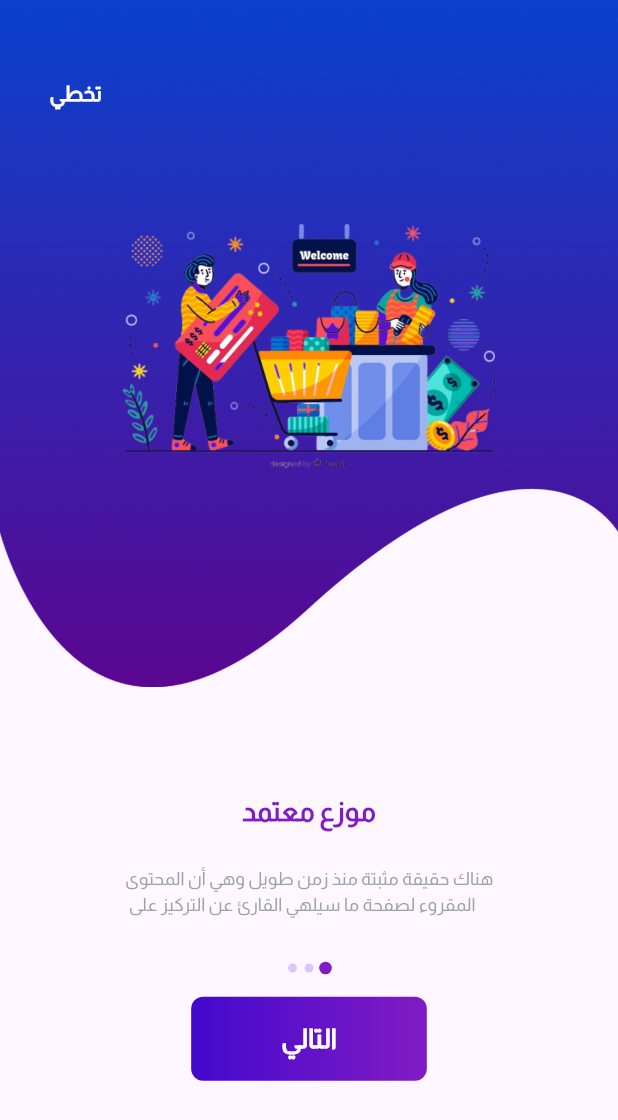
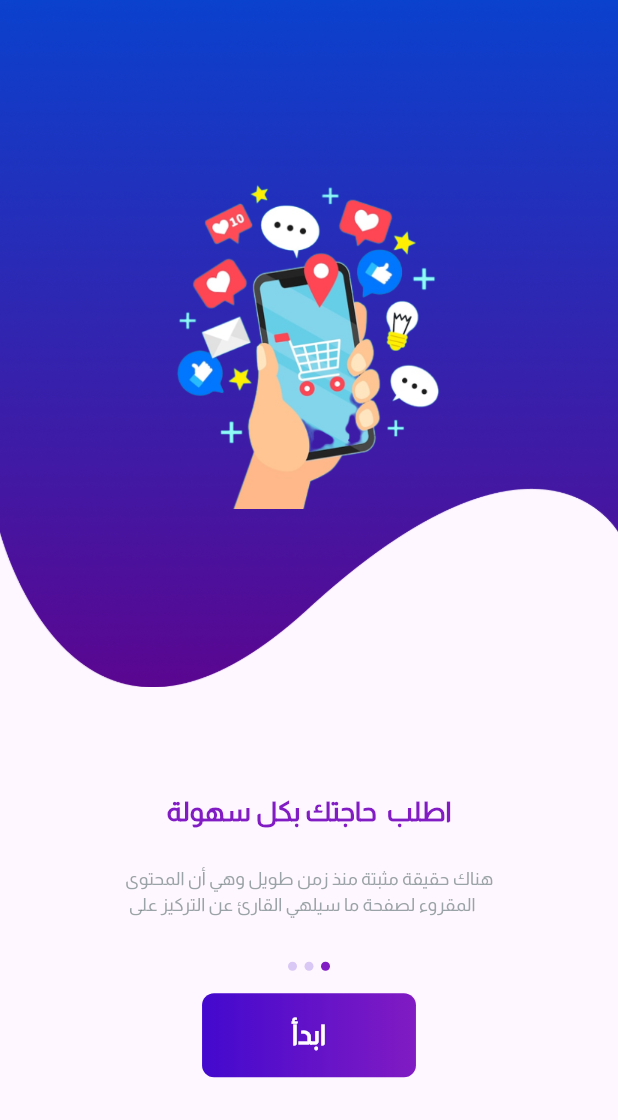
Before and after one commit to Elhaw2003/mr-candy-app, a Flutter app: the screen it shows after launch, swiped to page 3, on a phone screen of 412 x 824 dp. Shown: the top 1120 px of the screen. Run offline on Flutter 3.47's test engine with Material 3 defaults, Android fonts, the phone set to English and light mode, and no system bars; drawn by our look-alikes of smooth_page_indicator; our stand-ins replace animate_do.

Commit message:
onboarding screen design and logic finished

```diff
--- a/lib/core/utilies/app_images.dart
+++ b/lib/core/utilies/app_images.dart
@@ -1,6 +1,6 @@
 class AppImages{
   static const String logoSplash = "assets/images/logo_splash.png";
-  static const String containerOnboarding = "assets/images/container_onboarding.png";
+  static const String shapeOnboarding = "assets/images/shape_onboarding.png";
   static const String onboarding1 = "assets/images/onboarding1.png";
   static const String onboarding2 = "assets/images/onboarding2.png";
   static const String onboarding3 = "assets/images/onboarding3.png";
--- a/lib/core/utilies/app_texts.dart
+++ b/lib/core/utilies/app_texts.dart
@@ -6,6 +6,6 @@ class AppTexts{
   static const String titleInOnboarding2 = "طلباتك كلها عندنا";
   static const String titleInOnboarding3 = "اطلب  حاجتك بكل سهولة";
   static const String descInOnboarding1 = """هناك حقيقة مثبتة منذ زمن طويل وهي أن المحتوى\n المقروء لصفحة ما سيلهي القارئ عن التركيز على """;
-  static const String descInOnboarding2 = """هناك حقيقة مثبتة منذ زمن طويل وهي أن المحتوى المقروء لصفحة ما سيلهي القارئ عن التركيز على """;
-  static const String descInOnboarding3 = """هناك حقيقة مثبتة منذ زمن طويل وهي أن المحتوى المقروء لصفحة ما سيلهي القارئ عن التركيز على """;
+  static const String descInOnboarding2 = """هناك حقيقة مثبتة منذ زمن طويل وهي أن المحتوى\n المقروء لصفحة ما سيلهي القارئ عن التركيز على """;
+  static const String descInOnboarding3 = """هناك حقيقة مثبتة منذ زمن طويل وهي أن المحتوى\n المقروء لصفحة ما سيلهي القارئ عن التركيز على """;
 }
--- a/lib/core/widgets/custom_button.dart
+++ b/lib/core/widgets/custom_button.dart
@@ -1,13 +1,14 @@
 import 'package:flutter/material.dart';
 import 'package:mr_candy_app/core/utilies/app_colors.dart';
-import 'package:mr_candy_app/core/utilies/app_texts.dart';
-
 class CustomButton extends StatelessWidget {
-  const CustomButton({super.key, this.onPressed});
-  final void Function()? onPressed;
+  const CustomButton({super.key, this.onTap, required this.text});
+  final void Function()? onTap;
+  final String text;
   @override
   Widget build(BuildContext context) {
-    return Container(
+    return GestureDetector(
+      onTap: onTap,
+      child: Container(
         padding: const EdgeInsets.symmetric(horizontal: 60,vertical: 15),
         decoration: BoxDecoration(
           borderRadius: BorderRadius.circular(8),
@@ -21,13 +22,14 @@ class CustomButton extends StatelessWidget {
           )
         ),
         child: Text(
-          AppTexts.next,
-        style: TextStyle(
+            text,
+          style: const TextStyle(
             color: AppColors.white,
             fontWeight: FontWeight.w700,
             fontSize: 18
           ),
         ),
+      ),
     );
   }
 }
--- /dev/null
+++ b/lib/featuers/login/presentation/views/login_screen.dart
@@ -0,0 +1,12 @@
+import 'package:flutter/material.dart';
+
+class LoginScreen extends StatelessWidget {
+  const LoginScreen({super.key});
+
+  @override
+  Widget build(BuildContext context) {
+    return const Scaffold(
+
+    );
+  }
+}
--- /dev/null
+++ b/lib/featuers/onboarding/data/lists/onboarding_list.dart
@@ -0,0 +1,32 @@
+import '../../../../core/utilies/app_images.dart';
+import '../../../../core/utilies/app_texts.dart';
+import '../models/onboarding_model.dart';
+
+class OnboardingList{
+  List<OnboardingModel> onBoardings = [
+    OnboardingModel(
+        image: AppImages.onboarding1,
+        title: AppTexts.titleInOnboarding1,
+        desc: AppTexts.descInOnboarding1,
+        textButton: AppTexts.next,
+        widthImage: 272,
+        heightImage: 181
+    ),
+    OnboardingModel(
+        image: AppImages.onboarding2,
+        title: AppTexts.titleInOnboarding2,
+        desc: AppTexts.descInOnboarding2,
+        textButton: AppTexts.next,
+        widthImage: 244,
+        heightImage: 244
+    ),
+    OnboardingModel(
+        image: AppImages.onboarding3,
+        title: AppTexts.titleInOnboarding3,
+        desc: AppTexts.descInOnboarding3,
+        textButton: AppTexts.start,
+        widthImage: 246,
+        heightImage: 221
+    ),
+  ];
+}
--- /dev/null
+++ b/lib/featuers/onboarding/data/models/onboarding_model.dart
@@ -0,0 +1,18 @@
+class OnboardingModel{
+  final String image;
+  final String title;
+  final String desc;
+  final String textButton;
+  final double widthImage;
+  final double heightImage;
+
+  OnboardingModel({
+    required this.image,
+    required this.title,
+    required this.desc,
+    required this.textButton,
+    required this.widthImage,
+    required this.heightImage,
+});
+
+}
--- a/lib/featuers/onboarding/presentation/views/widgets/onboarding_body.dart
+++ b/lib/featuers/onboarding/presentation/views/widgets/onboarding_body.dart
@@ -1,10 +1,6 @@
 import 'package:flutter/material.dart';
-import 'package:mr_candy_app/core/utilies/app_texts.dart';
-import 'package:mr_candy_app/core/widgets/custom_button.dart';
-import 'package:mr_candy_app/featuers/onboarding/presentation/views/widgets/smooth_widget.dart';
-import 'package:mr_candy_app/featuers/onboarding/presentation/views/widgets/stack_widget.dart';
-
-import '../../../../../core/utilies/app_colors.dart';
+import 'package:mr_candy_app/featuers/onboarding/data/lists/onboarding_list.dart';
+import 'package:mr_candy_app/featuers/onboarding/presentation/views/widgets/onboarding_item.dart';
 
 class OnboardingBody extends StatelessWidget {
     OnboardingBody({super.key});
@@ -12,34 +8,12 @@ class OnboardingBody extends StatelessWidget {
   @override
   Widget build(BuildContext context) {
     return  PageView.builder(
+      itemCount: OnboardingList().onBoardings.length,
       controller: pageController,
       itemBuilder: (context, index) {
-        return Column(
-          children: [
-            const StackWidget(),
-            const SizedBox(height: 70,),
-            const Text(
-              AppTexts.titleInOnboarding1,
-              style: TextStyle(
-                  color: AppColors.purple,
-                  fontSize: 18,
-                  fontWeight: FontWeight.w700
-              ),
-            ),
-            const SizedBox(height: 23,),
-            Text(
-              AppTexts.descInOnboarding1,
-              style: TextStyle(
-                  color: AppColors.grey.withOpacity(0.7),
-                  fontSize: 12,
-                  fontWeight: FontWeight.w400
-              ),
-            ),
-            const SizedBox(height: 30,),
-            SmoothWidget(pageController: pageController),
-            const SizedBox(height: 15,),
-            CustomButton()
-          ],
+        return OnboardingItem(
+            index: index,
+            pageController: pageController
         );
       },
     );
--- /dev/null
+++ b/lib/featuers/onboarding/presentation/views/widgets/onboarding_item.dart
@@ -0,0 +1,59 @@
+import 'package:flutter/material.dart';
+import 'package:mr_candy_app/featuers/login/presentation/views/login_screen.dart';
+import 'package:mr_candy_app/featuers/onboarding/presentation/views/widgets/smooth_widget.dart';
+import 'package:mr_candy_app/featuers/onboarding/presentation/views/widgets/shape_item_widget.dart';
+
+import '../../../../../core/utilies/app_colors.dart';
+import '../../../../../core/widgets/custom_button.dart';
+import '../../../data/lists/onboarding_list.dart';
+
+class OnboardingItem extends StatelessWidget {
+   OnboardingItem({super.key, required this.pageController, required this.index});
+ final PageController pageController;
+  int index;
+  @override
+  Widget build(BuildContext context) {
+    return Column(
+      children: [
+         ShapeItemWidget(index: index,),
+        const SizedBox(height: 70,),
+         Text(
+          OnboardingList().onBoardings[index].title,
+          style: const TextStyle(
+              color: AppColors.purple,
+              fontSize: 18,
+              fontWeight: FontWeight.w700
+          ),
+        ),
+        const SizedBox(height: 23,),
+        Text(
+          OnboardingList().onBoardings[index].desc,
+          style: TextStyle(
+              color: AppColors.grey.withOpacity(0.7),
+              fontSize: 12,
+              fontWeight: FontWeight.w400
+          ),
+        ),
+        const SizedBox(height: 30,),
+        SmoothWidget(pageController: pageController),
+        const SizedBox(height: 15,),
+        CustomButton(
+          text: OnboardingList().onBoardings[index].textButton,
+          onTap: (){
+            if(index < OnboardingList().onBoardings.length-1){
+              pageController.animateToPage(
+                  index+1,
+                  duration: const Duration(seconds: 1),
+                  curve: Curves.easeIn
+              );
+            }else{
+              Navigator.pushReplacement(context, MaterialPageRoute(builder: (c){
+                return const LoginScreen();
+              }));
+            }
+            }
+        )
+      ],
+    );
+  }
+}
--- a/lib/featuers/onboarding/presentation/views/widgets/stack_widget.dart
+++ b/lib/featuers/onboarding/presentation/views/widgets/shape_item_widget.dart
@@ -1,29 +1,30 @@
 import 'package:flutter/material.dart';
 import 'package:mr_candy_app/core/utilies/app_texts.dart';
+import 'package:mr_candy_app/featuers/onboarding/data/lists/onboarding_list.dart';
 
 import '../../../../../core/utilies/app_colors.dart';
 import '../../../../../core/utilies/app_images.dart';
 
-class StackWidget extends StatelessWidget {
-  const StackWidget({super.key});
-
+class ShapeItemWidget extends StatelessWidget {
+  const ShapeItemWidget({super.key,  required this.index});
+  final int index;
   @override
   Widget build(BuildContext context) {
     return Stack(
       alignment: Alignment.center,
       children: [
-        Image.asset(AppImages.containerOnboarding),
+        Image.asset(AppImages.shapeOnboarding),
         Image.asset(
-          AppImages.onboarding1,
-          width: 272,
-          height: 181,
+          OnboardingList().onBoardings[index].image,
+          width: OnboardingList().onBoardings[index].widthImage,
+          height: OnboardingList().onBoardings[index].heightImage,
         ),
-        const Positioned(
+         Positioned(
           top: 52,
           left: 33,
           child: Text(
-            AppTexts.skip,
-            style: TextStyle(
+            index < OnboardingList().onBoardings.length-1 ?AppTexts.skip:"",
+            style: const TextStyle(
               color: AppColors.white,
               fontWeight: FontWeight.w700,
               fontSize: 14,
--- a/lib/featuers/onboarding/presentation/views/widgets/smooth_widget.dart
+++ b/lib/featuers/onboarding/presentation/views/widgets/smooth_widget.dart
@@ -1,6 +1,9 @@
 import 'package:flutter/material.dart';
 import 'package:mr_candy_app/core/utilies/app_colors.dart';
 import 'package:smooth_page_indicator/smooth_page_indicator.dart';
+
+import '../../../data/lists/onboarding_list.dart';
+
 
 class SmoothWidget extends StatelessWidget {
   const SmoothWidget({super.key, required this.pageController});
@@ -9,9 +12,9 @@ class SmoothWidget extends StatelessWidget {
   Widget build(BuildContext context) {
     return SmoothPageIndicator(
       controller: pageController,
-      count:  3,
+      count:  OnboardingList().onBoardings.length,
       textDirection: TextDirection.rtl,
-      effect:  ScaleEffect(
+      effect:  JumpingDotEffect (
           spacing:  5.0,
           radius:  6.0,
           dotWidth:  6,
--- a/pubspec.yaml
+++ b/pubspec.yaml
@@ -37,6 +37,7 @@ dependencies:
   cupertino_icons: ^1.0.8
   animate_do: ^3.3.4
   smooth_page_indicator: ^1.2.0+3
+  flutter_bloc: ^8.1.6
 
 dev_dependencies:
   flutter_test:
```
Also changed, not shown: assets/images/shape_onboarding.png (renamed from assets/images/container_onboarding.png), pubspec.lock. Lines whose indentation alone changed are shown as unchanged.
